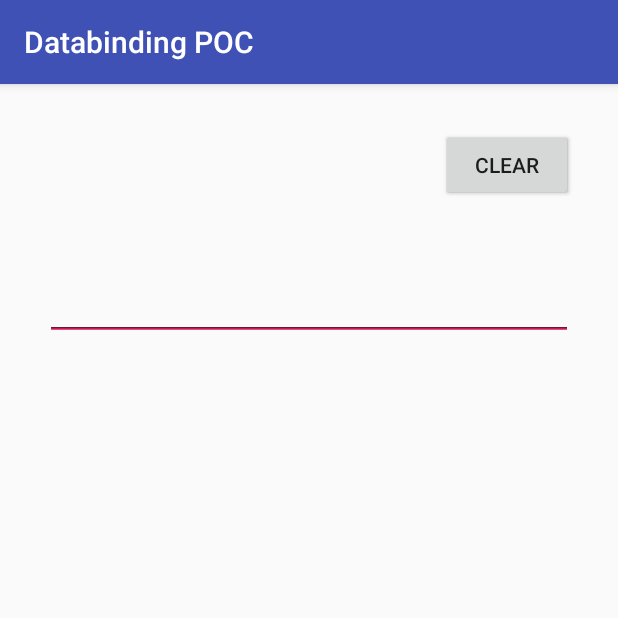
After one commit to eusuntpetri/Android-Databinding-POC, an Android app: the SecondaryActivity screen opened directly, with no data from a screen before it, on a phone screen of 412 x 824 dp, the top half of it. The commit adds this screen. Run offline under Robolectric (Android 15) with nearby library versions, the phone set to English and light mode, and no system bars; our stand-ins replace data binding.

Commit message:
Added a second, single-view activity.

```diff
--- a/app/src/main/AndroidManifest.xml
+++ b/app/src/main/AndroidManifest.xml
@@ -16,6 +16,8 @@
             </intent-filter>
         </activity>
 
+        <activity android:name=".ui.secondary.SecondaryActivity" />
+
     </application>
 
 </manifest>
--- a/app/src/main/java/com/codegile/paul/databindingpoc/ui/main/MainActivity.java
+++ b/app/src/main/java/com/codegile/paul/databindingpoc/ui/main/MainActivity.java
@@ -1,5 +1,6 @@
 package com.codegile.paul.databindingpoc.ui.main;
 
+import android.content.Intent;
 import android.os.Bundle;
 import android.support.annotation.Nullable;
 import android.support.v7.app.AppCompatActivity;
@@ -11,6 +12,7 @@ import com.codegile.paul.databindingpoc.ui.main.views.second.MainActivitySecondV
 import com.codegile.paul.databindingpoc.ui.main.views.second.MainActivitySecondViewModel;
 import com.codegile.paul.databindingpoc.ui.main.views.third.MainActivityThirdView;
 import com.codegile.paul.databindingpoc.ui.main.views.third.MainActivityThirdViewModel;
+import com.codegile.paul.databindingpoc.ui.secondary.SecondaryActivity;
 
 import butterknife.Bind;
 import butterknife.ButterKnife;
@@ -37,7 +39,7 @@ public class MainActivity extends AppCompatActivity implements MainContract.View
     protected void onCreate(@Nullable Bundle savedInstanceState) {
         super.onCreate(savedInstanceState);
 
-        setContentView(R.layout.activity_main);
+        setContentView(R.layout.main_activity);
         ButterKnife.bind(this);
 
         this.mFirstViewModel = new MainActivityFirstViewModel();
@@ -72,4 +74,9 @@ public class MainActivity extends AppCompatActivity implements MainContract.View
     public void hideThirdView() {
         mThirdViewModel.setViewIsShown(false);
     }
+
+    @Override
+    public void startSecondaryActivity() {
+        startActivity(new Intent(MainActivity.this, SecondaryActivity.class));
+    }
 }
--- a/app/src/main/java/com/codegile/paul/databindingpoc/ui/main/MainContract.java
+++ b/app/src/main/java/com/codegile/paul/databindingpoc/ui/main/MainContract.java
@@ -26,5 +26,7 @@ public interface MainContract {
         void switchThirdViewVisibility();
 
         void hideThirdView();
+
+        void startSecondaryActivity();
     }
 }
--- a/app/src/main/java/com/codegile/paul/databindingpoc/ui/main/MainPresenter.java
+++ b/app/src/main/java/com/codegile/paul/databindingpoc/ui/main/MainPresenter.java
@@ -32,4 +32,9 @@ public class MainPresenter implements MainContract.Presenter {
     public void onHideThirdViewClick() {
         mView.hideThirdView();
     }
+
+    @Override
+    public void onStartSecondaryActivityClick() {
+        mView.startSecondaryActivity();
+    }
 }
--- a/app/src/main/java/com/codegile/paul/databindingpoc/ui/main/views/third/MainActivityThirdView.java
+++ b/app/src/main/java/com/codegile/paul/databindingpoc/ui/main/views/third/MainActivityThirdView.java
@@ -16,6 +16,8 @@ public class MainActivityThirdView
 
     public interface ActionHandler {
         void onHideThirdViewClick();
+
+        void onStartSecondaryActivityClick();
     }
 
     public MainActivityThirdView(Context context, AttributeSet attrs) {
--- /dev/null
+++ b/app/src/main/java/com/codegile/paul/databindingpoc/ui/secondary/SecondaryActivity.java
@@ -0,0 +1,41 @@
+package com.codegile.paul.databindingpoc.ui.secondary;
+
+import android.os.Bundle;
+import android.support.annotation.Nullable;
+import android.support.v7.app.AppCompatActivity;
+import android.view.LayoutInflater;
+import android.view.ViewGroup;
+import android.widget.Toast;
+
+import com.codegile.paul.databindingpoc.R;
+import com.codegile.paul.databindingpoc.databinding.SecondaryActivityBinding;
+
+/**
+ * Created by Paul on 10-Feb-17.
+ */
+
+public class SecondaryActivity extends AppCompatActivity implements SecondaryContract.View {
+
+    private SecondaryContract.Presenter mPresenter;
+    private SecondaryViewModel mViewModel;
+
+    @Override
+    protected void onCreate(@Nullable Bundle savedInstanceState) {
+        super.onCreate(savedInstanceState);
+
+        setContentView(R.layout.secondary_activity);
+
+        this.mPresenter = new SecondaryPresenter(this);
+        this.mViewModel = new SecondaryViewModel();
+        SecondaryActivityBinding mBinding = SecondaryActivityBinding
+                .inflate(LayoutInflater.from(this), (ViewGroup) findViewById(android.R.id.content), true);
+        mBinding.setActionHandler(mPresenter);
+        mBinding.setVm(mViewModel);
+    }
+
+    @Override
+    public void toastAndClearText() {
+        Toast.makeText(this, "The text was: " + mViewModel.getText(), Toast.LENGTH_LONG).show();
+        mViewModel.setText("");
+    }
+}
--- /dev/null
+++ b/app/src/main/java/com/codegile/paul/databindingpoc/ui/secondary/SecondaryContract.java
@@ -0,0 +1,18 @@
+package com.codegile.paul.databindingpoc.ui.secondary;
+
+/**
+ * Created by Paul on 10-Feb-17.
+ */
+
+public interface SecondaryContract {
+
+    interface Presenter {
+
+        void onClearClick();
+    }
+
+    interface View {
+
+        void toastAndClearText();
+    }
+}
--- /dev/null
+++ b/app/src/main/java/com/codegile/paul/databindingpoc/ui/secondary/SecondaryPresenter.java
@@ -0,0 +1,19 @@
+package com.codegile.paul.databindingpoc.ui.secondary;
+
+/**
+ * Created by Paul on 10-Feb-17.
+ */
+
+public class SecondaryPresenter implements SecondaryContract.Presenter {
+
+    private SecondaryContract.View mView;
+
+    public SecondaryPresenter(SecondaryContract.View view) {
+        this.mView = view;
+    }
+
+    @Override
+    public void onClearClick() {
+        mView.toastAndClearText();
+    }
+}
--- /dev/null
+++ b/app/src/main/java/com/codegile/paul/databindingpoc/ui/secondary/SecondaryViewModel.java
@@ -0,0 +1,25 @@
+package com.codegile.paul.databindingpoc.ui.secondary;
+
+import android.databinding.BaseObservable;
+import android.databinding.Bindable;
+
+import com.codegile.paul.databindingpoc.BR;
+
+/**
+ * Created by Paul on 10-Feb-17.
+ */
+
+public class SecondaryViewModel extends BaseObservable {
+
+    private String text;
+
+    @Bindable
+    public String getText() {
+        return text;
+    }
+
+    public void setText(String text) {
+        this.text = text;
+        notifyPropertyChanged(BR.text);
+    }
+}
--- a/app/src/main/res/layout/main_activity_third_view.xml
+++ b/app/src/main/res/layout/main_activity_third_view.xml
@@ -33,10 +33,16 @@
                 android:text="This is the third view!" />
 
             <Button
-                android:layout_width="wrap_content"
+                android:layout_width="match_parent"
                 android:layout_height="wrap_content"
                 android:onClick="@{() -> actionHandler.onHideThirdViewClick()}"
                 android:text="Hide this view" />
+
+            <Button
+                android:layout_width="match_parent"
+                android:layout_height="wrap_content"
+                android:onClick="@{() -> actionHandler.onStartSecondaryActivityClick()}"
+                android:text="Start secondary activity"/>
 
         </LinearLayout>
 
--- /dev/null
+++ b/app/src/main/res/layout/secondary_activity.xml
@@ -0,0 +1,52 @@
+<?xml version="1.0" encoding="utf-8"?>
+<layout xmlns:android="http://schemas.android.com/apk/res/android">
+
+    <data>
+
+        <variable
+            name="vm"
+            type="com.codegile.paul.databindingpoc.ui.secondary.SecondaryViewModel" />
+
+        <variable
+            name="actionHandler"
+            type="com.codegile.paul.databindingpoc.ui.secondary.SecondaryContract.Presenter" />
+
+    </data>
+
+    <RelativeLayout
+        android:layout_width="match_parent"
+        android:layout_height="match_parent"
+        android:padding="30dp">
+
+        <RelativeLayout
+            android:layout_width="match_parent"
+            android:layout_height="wrap_content">
+
+            <TextView
+                android:layout_width="match_parent"
+                android:layout_height="wrap_content"
+                android:layout_centerVertical="true"
+                android:layout_marginEnd="100dp"
+                android:padding="10dp"
+                android:text="@{vm.text}" />
+
+            <Button
+                android:layout_width="wrap_content"
+                android:layout_height="wrap_content"
+                android:layout_alignParentEnd="true"
+                android:layout_centerVertical="true"
+                android:onClick="@{() -> actionHandler.onClearClick()}"
+                android:text="Clear" />
+
+        </RelativeLayout>
+
+        <EditText
+            android:layout_width="match_parent"
+            android:layout_height="wrap_content"
+            android:layout_marginTop="65dp"
+            android:padding="25dp"
+            android:text="@={vm.text}" />
+
+    </RelativeLayout>
+
+</layout>
```
Also changed, not shown: app/src/main/res/layout/main_activity.xml (renamed from app/src/main/res/layout/activity_main.xml).
